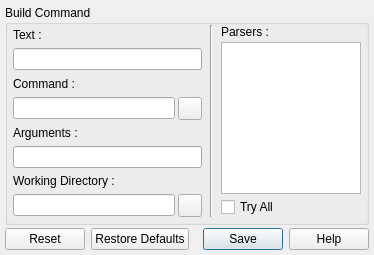
The window that v2/trunk/monkey/src/pluginsmanager/ui/UIBuilderSettings.ui (testmana2/mks) describes before a commit, drawn with Qt 5.
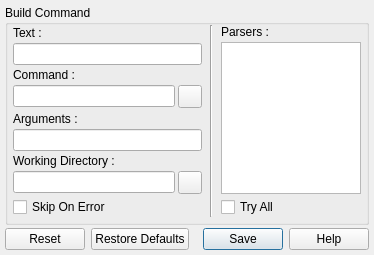
The same window after the commit. Icons and pictures are not drawn.

Commit message: add support for skiping command

```diff
--- a/v2/trunk/monkey/src/pluginsmanager/ui/UIBuilderSettings.ui
+++ b/v2/trunk/monkey/src/pluginsmanager/ui/UIBuilderSettings.ui
@@ -123,6 +123,13 @@
           </property>
          </widget>
         </item>
+        <item row="8" column="0" colspan="2" >
+         <widget class="QCheckBox" name="cbBuildCommandSkipOnError" >
+          <property name="text" >
+           <string>Skip On Error</string>
+          </property>
+         </widget>
+        </item>
        </layout>
       </item>
       <item>
```
The commit also changes 3 other files.
